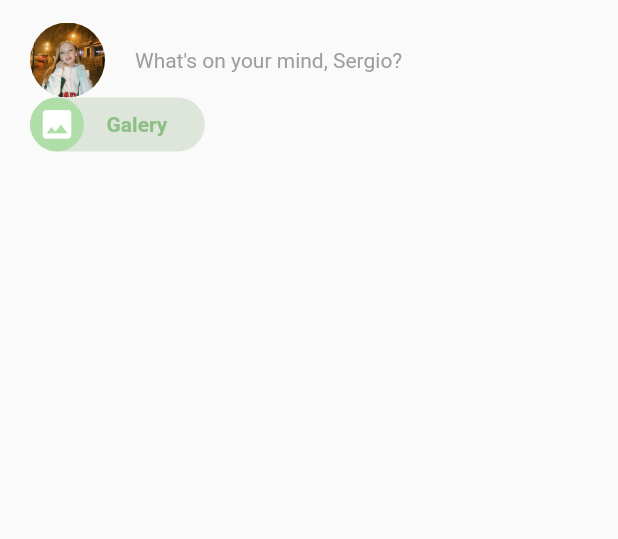
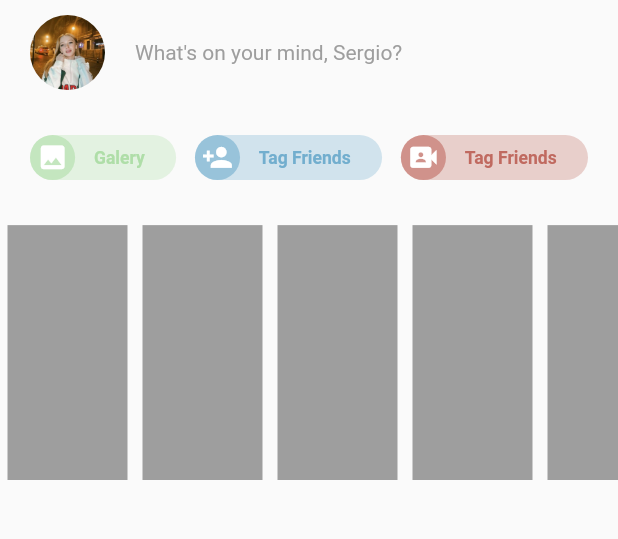
Before and after one commit to TITANRAH/flutter_curso_darwin, a Flutter app: the screen it shows after launch, on a phone screen of 412 x 824 dp, the part 84-623 px from its top. Run offline on Flutter 3.47's test engine with Material 2 defaults, Android fonts, the phone set to English and light mode, and no system bars; our stand-ins replace cached_network_image, device_preview, flutter_svg; project files that could hold a hidden picture were left out.

Commit message:
face ui 129 parte 10

```diff
--- a/lib/facebook_ui/facebook_ui.dart
+++ b/lib/facebook_ui/facebook_ui.dart
@@ -2,6 +2,7 @@ import 'package:flutter/material.dart';
 import 'package:flutter/services.dart';
 import 'package:flutter_svg/flutter_svg.dart';
 import 'package:native_demo/facebook_ui/widgets/quick_actions.dart';
+import 'package:native_demo/facebook_ui/widgets/stories.dart';
 import './widgets/widgets.dart';
 
 class FacebookUi extends StatelessWidget {
@@ -54,14 +55,13 @@ class FacebookUi extends StatelessWidget {
         ],
       ),
       body: ListView(
-        padding: const EdgeInsets.symmetric(
-          horizontal: 20,
-        ).copyWith(
-          top: 15,
-        ),
         children: const [
+          SizedBox(height: 10),
           WhatIsOnYourMind(),
+          SizedBox(height: 30),
           QuickAtentions(),
+          SizedBox(height: 30),
+          Stories(),
         ],
       ),
     );
--- a/lib/facebook_ui/widgets/quick_actions.dart
+++ b/lib/facebook_ui/widgets/quick_actions.dart
@@ -9,24 +9,57 @@ class QuickAtentions extends StatelessWidget {
 
   @override
   Widget build(BuildContext context) {
-    return Row(
-      children: [
-        QuickButton(
-          color: Color(0xffAFDEA8),
-          iconData: Icons.photo,
+    // wrap monta los elementos cuando no caben en las vistas
+    // return Wrap(
+    //   spacing: 20,
+    //   runSpacing: 10,
+    // alineacion de wrap
+    // alignment: WrapAlignment.end,
+
+    return Padding(
+      padding: const EdgeInsets.symmetric(horizontal: 20),
+      child: FittedBox(
+        // si los elementos no caben en una pantalla , escala los elementos
+        // los achica o agranda segun el espacio que tenga
+        // para solo escalar en caso de NO CABER uso fit boxfit.scaledown
+        fit: BoxFit.scaleDown,
+        alignment: Alignment.centerLeft,
+        child: Row(
+          children: const [
+            QuickButton(
+              label: 'Galery',
+              color: Color(0xffAFDEA8),
+              iconData: Icons.photo,
+            ),
+            SizedBox(width: 15),
+            QuickButton(
+              label: 'Tag Friends',
+              color: Color.fromARGB(255, 114, 174, 206),
+              iconData: Icons.person_add,
+            ),
+            SizedBox(width: 15),
+            QuickButton(
+              label: 'Tag Friends',
+              color: Color.fromARGB(255, 192, 106, 96),
+              iconData: Icons.video_camera_front,
+            ),
+          ],
         ),
-      ],
+      ),
     );
   }
 }
 
+// puedo dejar aqui los botones en caso de no usarlos en otros widget
 class QuickButton extends StatelessWidget {
   final IconData iconData;
   final Color color;
+  final String label;
   const QuickButton({
     Key? key,
     required this.iconData,
     required this.color,
+    required this.label,
   }) : super(key: key);
 
   @override
@@ -35,21 +68,22 @@ class QuickButton extends StatelessWidget {
       padding: EdgeInsets.only(right: 25),
       decoration: BoxDecoration(
         borderRadius: BorderRadius.circular(30),
-        color: Color.fromARGB(255, 222, 230, 219),
+        color: color.withOpacity(0.3),
       ),
       child: Row(
+        mainAxisSize: MainAxisSize.min,
         children: [
           CircleButton(
-            color: color,
+            color: color.withOpacity(0.6),
             iconData: iconData,
           ),
           const SizedBox(
             width: 15,
           ),
           Text(
-            'Galery',
+            label,
             style: TextStyle(
-              color: Color(0xff8DBF87),
+              color: color,
               fontWeight: FontWeight.bold,
             ),
           )
--- /dev/null
+++ b/lib/facebook_ui/widgets/stories.dart
@@ -0,0 +1,61 @@
+import 'package:flutter/material.dart';
+import 'package:flutter/src/widgets/container.dart';
+import 'package:flutter/src/widgets/framework.dart';
+import 'package:native_demo/models/story.dart';
+
+final _stories = [
+  // cree una clase llamada Story y la importe aqui
+
+  // esto ya no es un mapa es una lista de tipo story
+  // por lo que ya no se usa con corchets al no ser un map
+  Story(
+    bg: 'assets/wallpapers/1.jpg',
+    avatar: 'assets/users/1.jpg',
+    username: 'Sergio',
+  ),
+  Story(
+    bg: 'assets/wallpapers/2.jpg',
+    avatar: 'assets/users/2.jpg',
+    username: 'Sergio',
+  ),
+  Story(
+    bg: 'assets/wallpapers/3.jpg',
+    avatar: 'assets/users/3.jpg',
+    username: 'Sergio',
+  ),
+  Story(
+    bg: 'assets/wallpapers/4.jpg',
+    avatar: 'assets/users/4.jpg',
+    username: 'Sergio',
+  ),
+  Story(
+    bg: 'assets/wallpapers/5.jpg',
+    avatar: 'assets/users/5.jpg',
+    username: 'Sergio',
+  )
+];
+
+class Stories extends StatelessWidget {
+  const Stories({super.key});
+
+  @override
+  Widget build(BuildContext context) {
+    return SizedBox(
+      height: 170,
+      child: ListView.builder(
+        scrollDirection: Axis.horizontal,
+        itemBuilder: (_, index) {
+          final story = _stories[index];
+          return Container(
+              margin: EdgeInsets.symmetric(horizontal: 5),
+              width: 80,
+              // como el sizebox padre mide 200 al poner double infiniti
+              // ocupara el espacio de altura dado osea 200
+              height: double.infinity,
+              color: Colors.grey);
+        },
+        itemCount: _stories.length,
+      ),
+    );
+  }
+}
--- a/lib/facebook_ui/widgets/what_is_in_your_mind.dart
+++ b/lib/facebook_ui/widgets/what_is_in_your_mind.dart
@@ -9,7 +9,9 @@ class WhatIsOnYourMind extends StatelessWidget {
 
   @override
   Widget build(BuildContext context) {
-    return Row(
+    return Padding(
+      padding: const EdgeInsets.symmetric(horizontal: 20),
+      child: Row(
         children: const [
           Avatar(
             size: 50,
@@ -27,6 +29,7 @@ class WhatIsOnYourMind extends StatelessWidget {
             ),
           )
         ],
+      ),
     );
   }
 }
--- a/lib/main.dart
+++ b/lib/main.dart
@@ -11,11 +11,17 @@ import 'widgets/scaffold.dart';
 import 'widgets/single_child_scroll_view.dart';
 import 'widgets/stack.dart';
 import 'widgets/text.dart';
-
+import 'package:device_preview/device_preview.dart';
 import 'widgets/my_images.dart';
+import 'package:flutter/foundation.dart';
 
 void main() {
-  runApp(const MyApp());
+  runApp(DevicePreview(
+    builder: (_) => const MyApp(),
+    // aqui puedo elegir si estara habilitado o no device preview en produccion
+    // podriamos usar true o false pero la negacion de kReleaseMode hara ese trabajo
+    enabled: !kReleaseMode,
+  ));
 }
 
 class MyApp extends StatelessWidget {
@@ -24,9 +30,12 @@ class MyApp extends StatelessWidget {
   // This widget is the root of your application.
   @override
   Widget build(BuildContext context) {
-    return const MaterialApp(
+    return MaterialApp(
       debugShowCheckedModeBanner: false,
-      home: FacebookUi(),
+      useInheritedMediaQuery: true,
+      builder: DevicePreview.appBuilder,
+      locale: DevicePreview.locale(context),
+      home: const FacebookUi(),
     );
   }
 }
--- /dev/null
+++ b/lib/models/story.dart
@@ -0,0 +1,11 @@
+class Story {
+  final String bg;
+  final String avatar;
+  final String username;
+
+  Story({
+   required this.bg,
+   required this.avatar,
+   required this.username,
+  });
+}
--- a/pubspec.yaml
+++ b/pubspec.yaml
@@ -15,12 +15,16 @@ dependencies:
     sdk: flutter
   cupertino_icons: ^1.0.2
   cached_network_image: ^3.2.3
+
   flutter_svg: ^1.1.6
 
 dev_dependencies:
   flutter_test:
     sdk: flutter
-
+  device_preview: ^1.1.0
+  # cuando hay conflicto de dependeciencias y sub dependencias
+  # es mejor escribir hasta los 2 puntos ,  device_preview:
+  # y asi flutter instalara las subdependencias que necesite
 
   flutter_lints: ^2.0.1
 
```
Also changed, not shown: pubspec.lock, 2 other files. Lines whose indentation alone changed are shown as unchanged.
